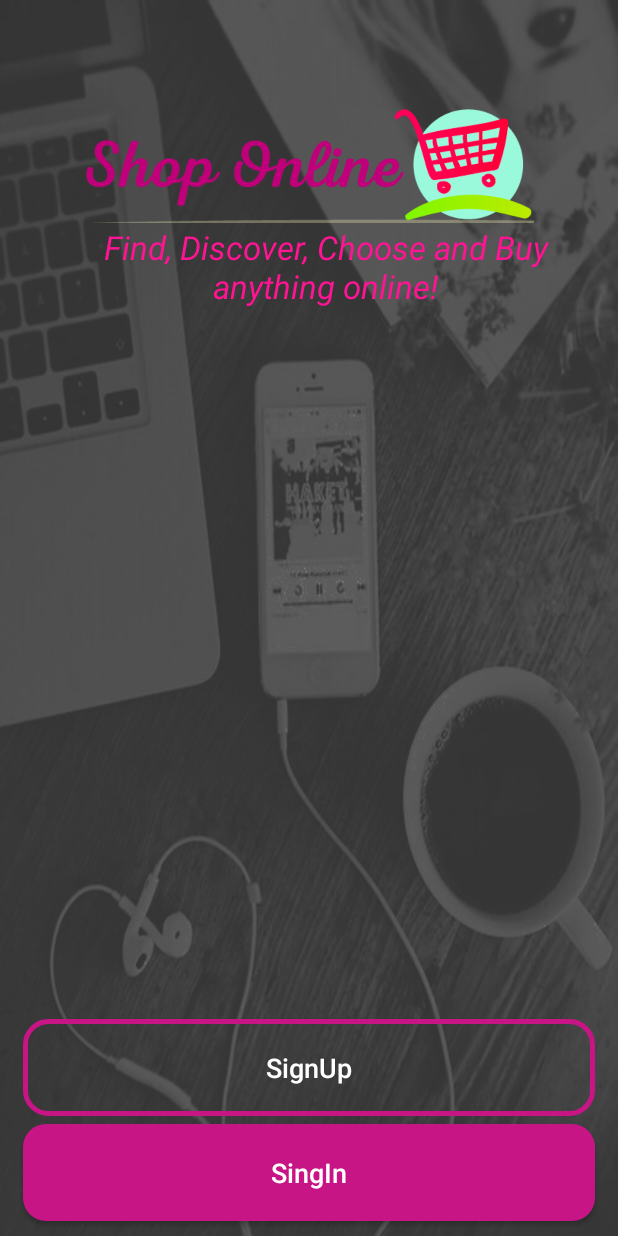
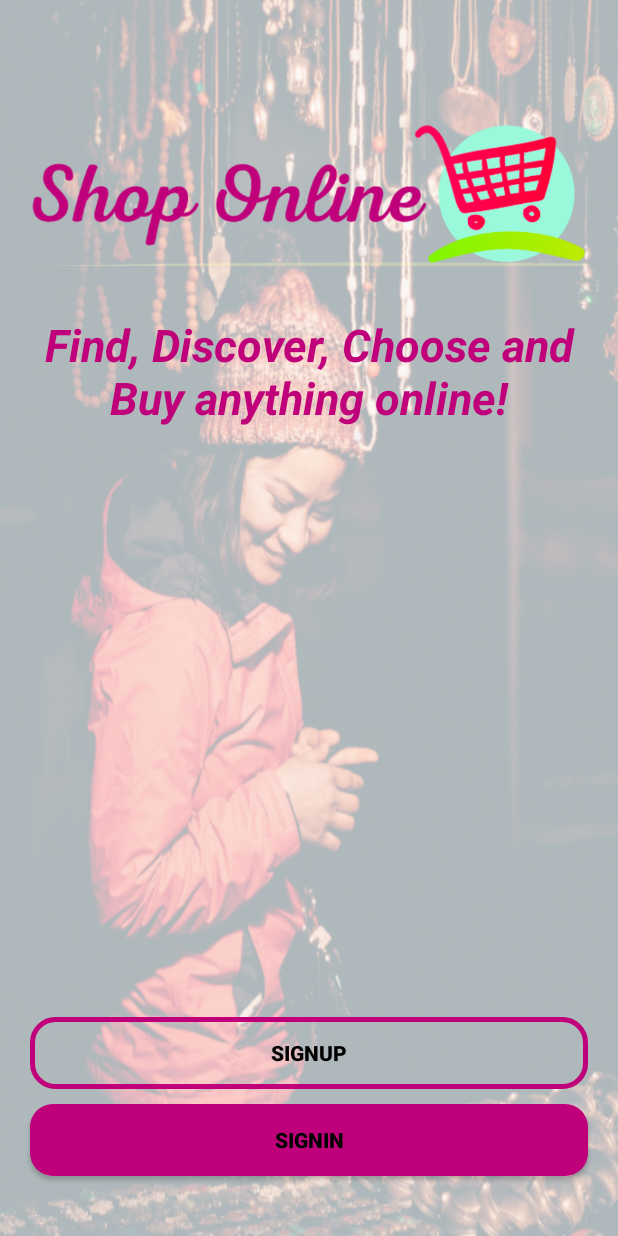
Before and after one commit to syedfaridul/ECommerceAPP, an Android app: the screen it shows after launch (MainActivity), on a phone screen of 412 x 824 dp. Run offline under Robolectric (Android 15) with nearby library versions, the phone set to English and light mode, and no system bars.

Commit message:
Ripple effect to login page,

```diff
--- /dev/null
+++ b/app/src/main/res/drawable/background_activity_for_mainactivity.xml
@@ -0,0 +1,13 @@
+<?xml version="1.0" encoding="utf-8"?>
+<ripple xmlns:android="http://schemas.android.com/apk/res/android"
+    android:color="#000080">
+    <item android:id="@android:id/background">
+        <bitmap xmlns:android="http://schemas.android.com/apk/res/android"
+            android:src="@drawable/welcome" android:alpha="0.3"/>
+    </item>
+    <item android:id="@android:id/mask">
+        <shape>
+            <solid android:color="@color/colorPrimary"/>
+        </shape>
+    </item>
+</ripple>
--- a/app/src/main/res/drawable/buttononedesign.xml
+++ /dev/null
@@ -1,7 +0,0 @@
-<?xml version="1.0" encoding="utf-8"?>
-<shape xmlns:android="http://schemas.android.com/apk/res/android">
-    <solid
-        android:color="@color/colorPrimaryDark"></solid>
-    <corners
-        android:radius="15dp"></corners>
-</shape>
--- a/app/src/main/res/drawable/inputbuttondesign.xml
+++ /dev/null
@@ -1,8 +0,0 @@
-<?xml version="1.0" encoding="utf-8"?>
-<shape xmlns:android="http://schemas.android.com/apk/res/android">
-    <stroke
-        android:color="@color/colorPrimaryDark"
-        android:width="3dp"></stroke>
-    <corners
-        android:radius="15dp"></corners>
-</shape>
--- /dev/null
+++ b/app/src/main/res/drawable/signinbutton.xml
@@ -0,0 +1,10 @@
+<?xml version="1.0" encoding="utf-8"?>
+<ripple xmlns:android="http://schemas.android.com/apk/res/android"
+    android:color="@android:color/black">
+    <item android:id="@android:id/background">
+        <shape android:shape="rectangle">
+            <solid android:color="@color/colorPrimaryDark" />
+            <corners android:radius="15dp" />
+        </shape>
+    </item>
+</ripple>
--- /dev/null
+++ b/app/src/main/res/drawable/signupbutton.xml
@@ -0,0 +1,17 @@
+<?xml version="1.0" encoding="utf-8"?>
+<ripple xmlns:android="http://schemas.android.com/apk/res/android"
+    android:color="@android:color/black">
+    <item android:id="@android:id/background">
+        <shape android:shape="rectangle">
+            <stroke android:color="@color/colorPrimary"
+                android:width="3dp"/>
+            <corners android:radius="15dp"/>
+        </shape>
+    </item>
+    <item android:id="@android:id/mask">
+        <shape>
+            <solid android:color="@color/colorPrimary"/>
+            <corners android:radius="15dp"/>
+        </shape>
+    </item>
+</ripple>
--- a/app/src/main/res/layout/activity_main.xml
+++ b/app/src/main/res/layout/activity_main.xml
@@ -4,61 +4,56 @@
     android:layout_width="match_parent"
     android:layout_height="match_parent"
     tools:context=".MainActivity"
-    android:background="@drawable/welcome">
+    android:background="@drawable/background_activity_for_mainactivity"
+    android:clickable="true"
+    android:focusable="true">
 
     <ImageView
-        android:id="@+id/appLogo"
-        android:layout_width="300dp"
-        android:layout_height="100dp"
+        android:id="@+id/appLogoImage"
+        android:layout_width="wrap_content"
+        android:layout_height="wrap_content"
+        android:src="@drawable/applogo"
         android:layout_centerHorizontal="true"
-        android:layout_marginTop="60dp"
-        android:src="@drawable/applogo"/>
+        android:layout_marginTop="50dp"
+        android:layout_marginLeft="20dp"
+        android:layout_marginRight="20dp"/>
 
     <TextView
-        android:id="@+id/appSlogan"
-        android:layout_width="300dp"
+        android:layout_width="wrap_content"
         android:layout_height="wrap_content"
-        android:layout_alignParentEnd="true"
-        android:layout_alignParentTop="true"
-        android:layout_marginEnd="45dp"
-        android:layout_marginTop="150dp"
+        android:layout_centerHorizontal="true"
+        android:layout_below="@+id/appLogoImage"
+        android:textColor="@color/colorPrimary"
         android:text="Find, Discover, Choose and Buy anything online!"
         android:textAlignment="center"
-        android:textColor="@color/colorPrimary"
-        android:textSize="22sp"
-        android:textStyle="italic"/>
+        android:textSize="30sp"
+        android:layout_marginLeft="20dp"
+        android:layout_marginRight="20dp"
+        android:textStyle="bold|italic"/>
 
     <Button
-        android:id="@+id/loginButton"
+        android:id="@+id/signInButton"
         android:layout_width="match_parent"
         android:layout_height="wrap_content"
+        android:background="@drawable/signinbutton"
         android:layout_alignParentBottom="true"
-        android:layout_alignParentStart="true"
-        android:layout_marginBottom="10dp"
-        android:layout_marginLeft="15dp"
-        android:layout_marginRight="15dp"
-        android:background="@drawable/buttononedesign"
-        android:padding="20dp"
-        android:textAllCaps="false"
-        android:textSize="18sp"
-        android:text="SingIn"
-        android:textColor="@android:color/white"
-        />
+        android:layout_marginBottom="40dp"
+        android:text="SignIn"
+        android:textStyle="bold"
+        android:layout_marginLeft="20dp"
+        android:layout_marginRight="20dp"
+        android:textColor="@android:color/black"/>
 
     <Button
-        android:id="@+id/signUpButton"
-        android:layout_above="@+id/loginButton"
+        android:id="@+id/SignUpButton"
+        android:layout_above="@+id/signInButton"
         android:layout_width="match_parent"
         android:layout_height="wrap_content"
-        android:layout_marginBottom="5dp"
-        android:layout_marginLeft="15dp"
-        android:layout_marginRight="15dp"
-        android:background="@drawable/inputbuttondesign"
-        android:padding="20dp"
-        android:textAllCaps="false"
-        android:textSize="18sp"
+        android:background="@drawable/signupbutton"
+        android:layout_marginBottom="10dp"
         android:text="SignUp"
-        android:textColor="@android:color/white"
-        />
-
+        android:textStyle="bold"
+        android:layout_marginLeft="20dp"
+        android:layout_marginRight="20dp"
+        android:textColor="@android:color/black"/>
 </RelativeLayout>
--- a/app/src/main/res/values/colors.xml
+++ b/app/src/main/res/values/colors.xml
@@ -1,6 +1,6 @@
 <?xml version="1.0" encoding="utf-8"?>
 <resources>
-    <color name="colorPrimary">#FF1493</color>
-    <color name="colorPrimaryDark">	#C71585</color>
+    <color name="colorPrimary">#BF007A</color>
+    <color name="colorPrimaryDark">#BF007A</color>
     <color name="colorAccent">#D81B60</color>
 </resources>
```
Also changed, not shown: app/src/main/res/drawable/welcome.png.
